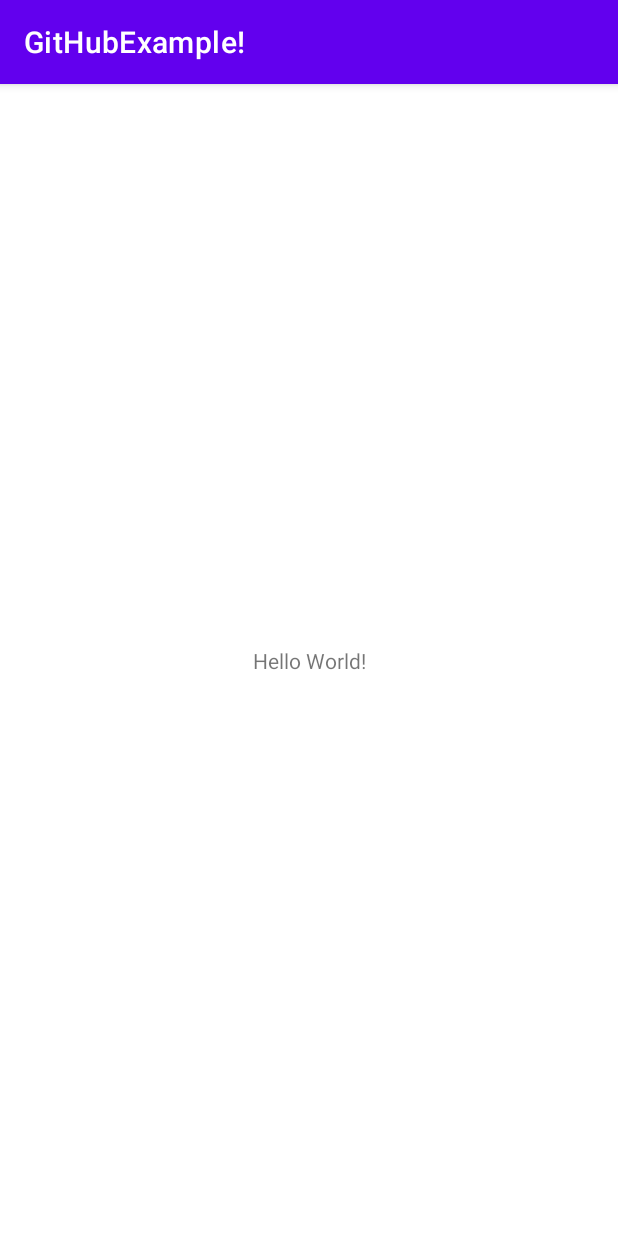
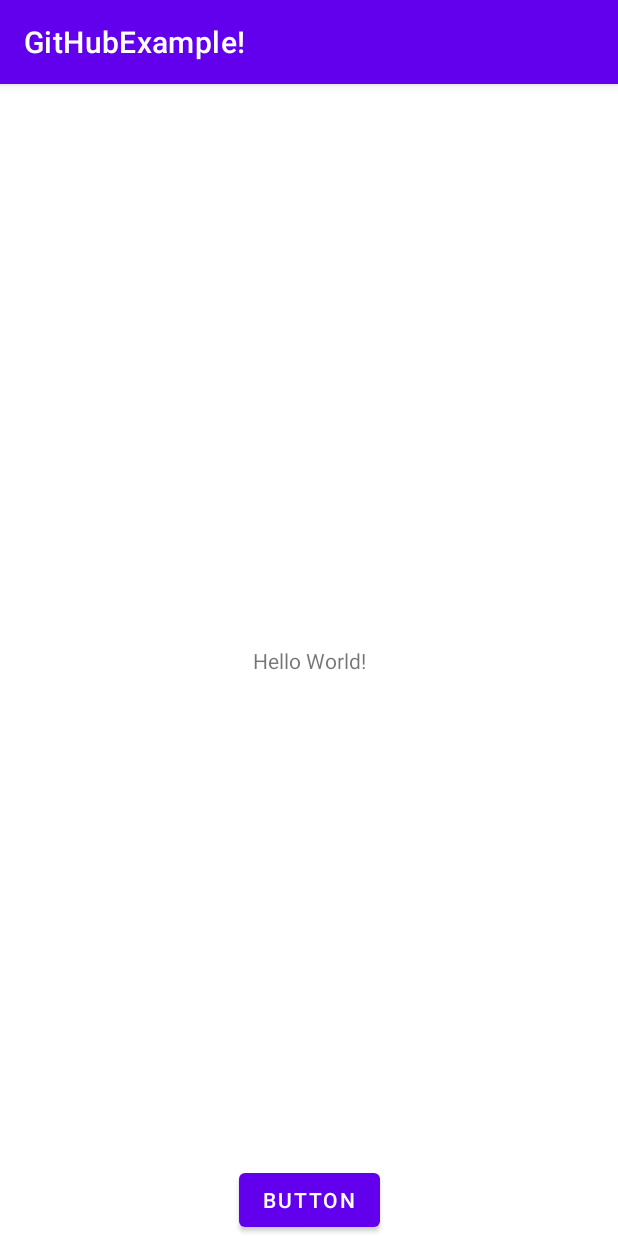
Before and after one commit to ofjin/GitHubExampleA, an Android app: the screen it shows after launch (MainActivity), on a phone screen of 412 x 824 dp. Run offline under Robolectric (Android 15) with nearby library versions, the phone set to English and light mode, and no system bars.

Commit message:
버튼 위젯 추가

```diff
--- a/app/src/main/res/layout/activity_main.xml
+++ b/app/src/main/res/layout/activity_main.xml
@@ -15,4 +15,13 @@
         app:layout_constraintRight_toRightOf="parent"
         app:layout_constraintTop_toTopOf="parent" />
 
+    <Button
+        android:id="@+id/button1"
+        android:layout_width="wrap_content"
+        android:layout_height="wrap_content"
+        android:text="Button"
+        app:layout_constraintBottom_toBottomOf="parent"
+        app:layout_constraintEnd_toEndOf="parent"
+        app:layout_constraintStart_toStartOf="parent" />
+
 </androidx.constraintlayout.widget.ConstraintLayout>
```
